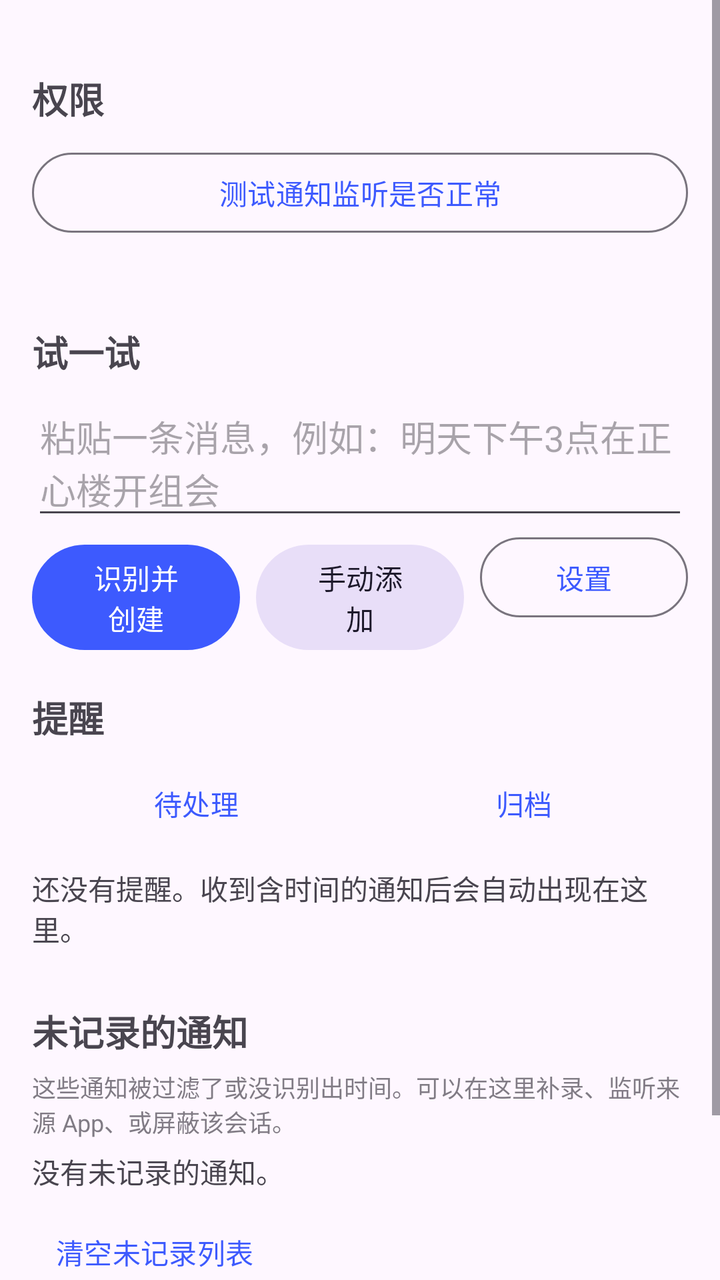
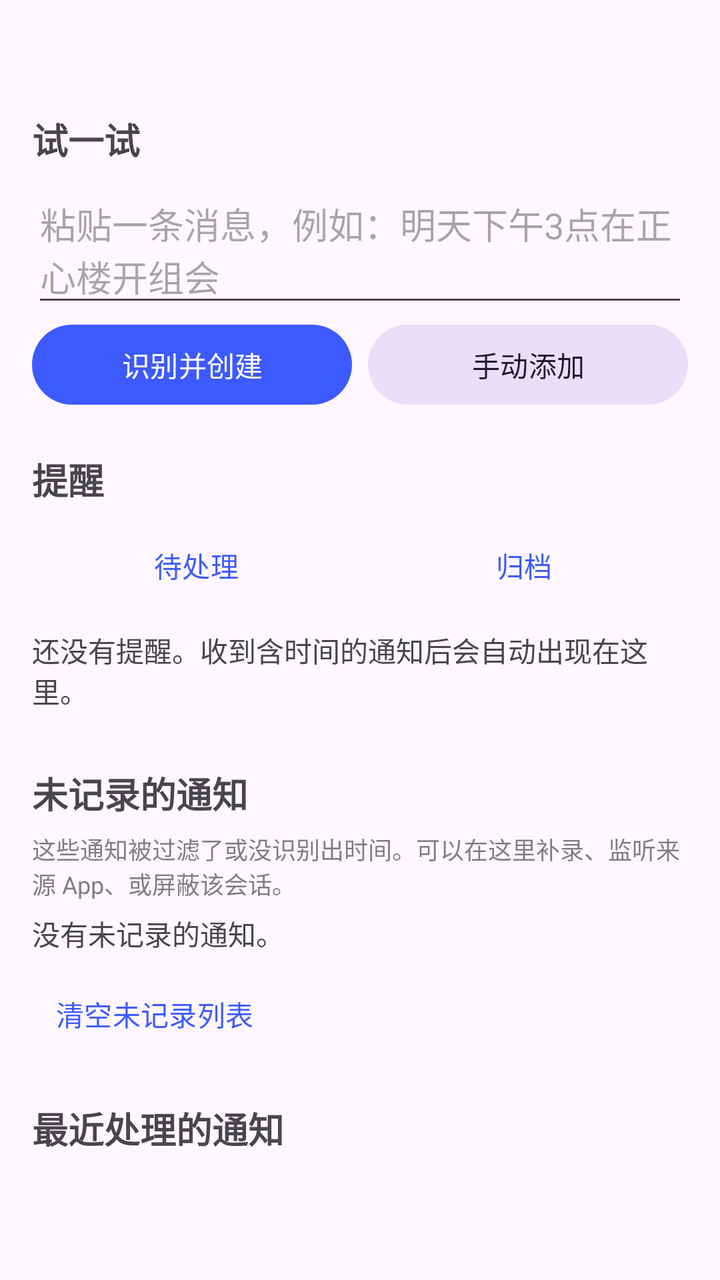

Compare the two renders of this Android layout. The source of the first and the diff that turns it into the second are given below.
<!-- AndroidManifest.xml: application theme Theme.NotiAlarm -->
<!-- res/layout/activity_main.xml -->
<?xml version="1.0" encoding="utf-8"?>
<ScrollView xmlns:android="http://schemas.android.com/apk/res/android"
    android:layout_width="match_parent"
    android:layout_height="match_parent">

    <LinearLayout
        android:layout_width="match_parent"
        android:layout_height="wrap_content"
        android:orientation="vertical"
        android:padding="16dp">

        <TextView
            style="@style/SectionTitle"
            android:text="权限" />

        <LinearLayout
            android:id="@+id/permContainer"
            android:layout_width="match_parent"
            android:layout_height="wrap_content"
            android:orientation="vertical" />

        <Button
            android:id="@+id/btnTestListener"
            style="@style/Widget.Material3.Button.OutlinedButton"
            android:layout_width="match_parent"
            android:layout_height="wrap_content"
            android:layout_marginTop="4dp"
            android:text="测试通知监听是否正常" />

        <TextView
            android:id="@+id/tvDiag"
            android:layout_width="match_parent"
            android:layout_height="wrap_content"
            android:layout_marginTop="6dp"
            android:lineSpacingExtra="2dp"
            android:textIsSelectable="true"
            android:textSize="12sp" />

        <TextView
            style="@style/SectionTitle"
            android:text="试一试" />

        <EditText
            android:id="@+id/inputText"
            android:layout_width="match_parent"
            android:layout_height="wrap_content"
            android:hint="粘贴一条消息，例如：明天下午3点在正心楼开组会"
            android:inputType="textMultiLine"
            android:minLines="2" />

        <LinearLayout
            android:layout_width="match_parent"
            android:layout_height="wrap_content"
            android:orientation="horizontal">

            <Button
                android:id="@+id/btnParse"
                android:layout_width="0dp"
                android:layout_height="wrap_content"
                android:layout_weight="1"
                android:text="识别并创建" />

            <Button
                android:id="@+id/btnAdd"
                style="@style/Widget.Material3.Button.TonalButton"
                android:layout_width="0dp"
                android:layout_height="wrap_content"
                android:layout_marginStart="8dp"
                android:layout_weight="1"
                android:text="手动添加" />

            <Button
                android:id="@+id/btnSettings"
                style="@style/Widget.Material3.Button.OutlinedButton"
                android:layout_width="0dp"
                android:layout_height="wrap_content"
                android:layout_marginStart="8dp"
                android:layout_weight="1"
                android:text="设置" />
        </LinearLayout>

        <TextView
            style="@style/SectionTitle"
            android:text="提醒" />

        <LinearLayout
            android:layout_width="match_parent"
            android:layout_height="wrap_content"
            android:orientation="horizontal">

            <Button
                android:id="@+id/btnActive"
                style="@style/Widget.Material3.Button.TextButton"
                android:layout_width="0dp"
                android:layout_height="wrap_content"
                android:layout_weight="1"
                android:text="待处理" />

            <Button
                android:id="@+id/btnArchived"
                style="@style/Widget.Material3.Button.TextButton"
                android:layout_width="0dp"
                android:layout_height="wrap_content"
                android:layout_weight="1"
                android:text="归档" />
        </LinearLayout>

        <TextView
            android:id="@+id/emptyText"
            android:layout_width="match_parent"
            android:layout_height="wrap_content"
            android:paddingVertical="8dp"
            android:text="还没有提醒。收到含时间的通知后会自动出现在这里。" />

        <LinearLayout
            android:id="@+id/reminderContainer"
            android:layout_width="match_parent"
            android:layout_height="wrap_content"
            android:orientation="vertical" />

        <TextView
            style="@style/SectionTitle"
            android:text="未记录的通知" />

        <TextView
            android:layout_width="match_parent"
            android:layout_height="wrap_content"
            android:alpha="0.7"
            android:text="这些通知被过滤了或没识别出时间。可以在这里补录、监听来源 App、或屏蔽该会话。"
            android:textSize="12sp" />

        <TextView
            android:id="@+id/emptyDropped"
            android:layout_width="match_parent"
            android:layout_height="wrap_content"
            android:paddingVertical="6dp"
            android:text="没有未记录的通知。" />

        <LinearLayout
            android:id="@+id/droppedContainer"
            android:layout_width="match_parent"
            android:layout_height="wrap_content"
            android:orientation="vertical" />

        <Button
            android:id="@+id/btnClearDropped"
            style="@style/Widget.Material3.Button.TextButton"
            android:layout_width="wrap_content"
            android:layout_height="wrap_content"
            android:text="清空未记录列表" />

        <TextView
            style="@style/SectionTitle"
            android:text="最近处理的通知" />

        <TextView
            android:id="@+id/logText"
            android:layout_width="match_parent"
            android:layout_height="wrap_content"
            android:lineSpacingExtra="4dp"
            android:textIsSelectable="true"
            android:textSize="12sp" />
    </LinearLayout>
</ScrollView>
<!-- resources referenced by this layout -->
<resources>
  <style name="SectionTitle">
          <item name="android:layout_width">match_parent</item>
          <item name="android:layout_height">wrap_content</item>
          <item name="android:layout_marginTop">20dp</item>
          <item name="android:layout_marginBottom">6dp</item>
          <item name="android:textSize">18sp</item>
          <item name="android:textStyle">bold</item>
      </style>
  <style name="Theme.NotiAlarm" parent="Theme.Material3.DayNight">
          <item name="colorPrimary">#FF3D5AFE</item>
      </style>
</resources>

<!-- the commit's change to res/layout/activity_main.xml (unified diff, before → after) -->
@@ -9,29 +9,22 @@
         android:orientation="vertical"
         android:padding="16dp">
 
+        
         <TextView
-            style="@style/SectionTitle"
-            android:text="权限" />
-
-        <LinearLayout
-            android:id="@+id/permContainer"
+            android:id="@+id/tvPermWarning"
             android:layout_width="match_parent"
             android:layout_height="wrap_content"
-            android:orientation="vertical" />
-
-        <Button
-            android:id="@+id/btnTestListener"
-            style="@style/Widget.Material3.Button.OutlinedButton"
-            android:layout_width="match_parent"
-            android:layout_height="wrap_content"
-            android:layout_marginTop="4dp"
-            android:text="测试通知监听是否正常" />
+            android:background="#22FF9800"
+            android:padding="10dp"
+            android:textColor="#FF8A4B00"
+            android:textSize="13sp"
+            android:visibility="gone" />
 
         <TextView
             android:id="@+id/tvDiag"
             android:layout_width="match_parent"
             android:layout_height="wrap_content"
-            android:layout_marginTop="6dp"
+            android:layout_marginTop="4dp"
             android:lineSpacingExtra="2dp"
             android:textIsSelectable="true"
             android:textSize="12sp" />
@@ -68,15 +61,6 @@
                 android:layout_marginStart="8dp"
                 android:layout_weight="1"
                 android:text="手动添加" />
-
-            <Button
-                android:id="@+id/btnSettings"
-                style="@style/Widget.Material3.Button.OutlinedButton"
-                android:layout_width="0dp"
-                android:layout_height="wrap_content"
-                android:layout_marginStart="8dp"
-                android:layout_weight="1"
-                android:text="设置" />
         </LinearLayout>
 
         <TextView
